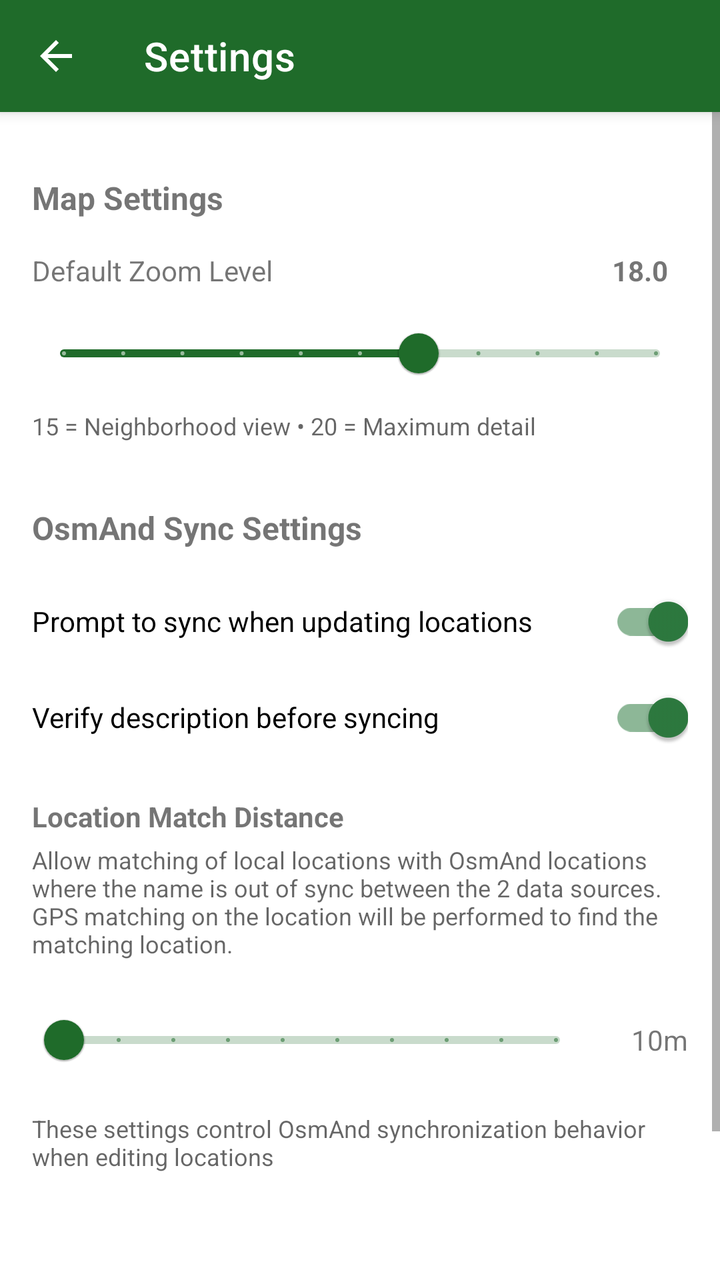
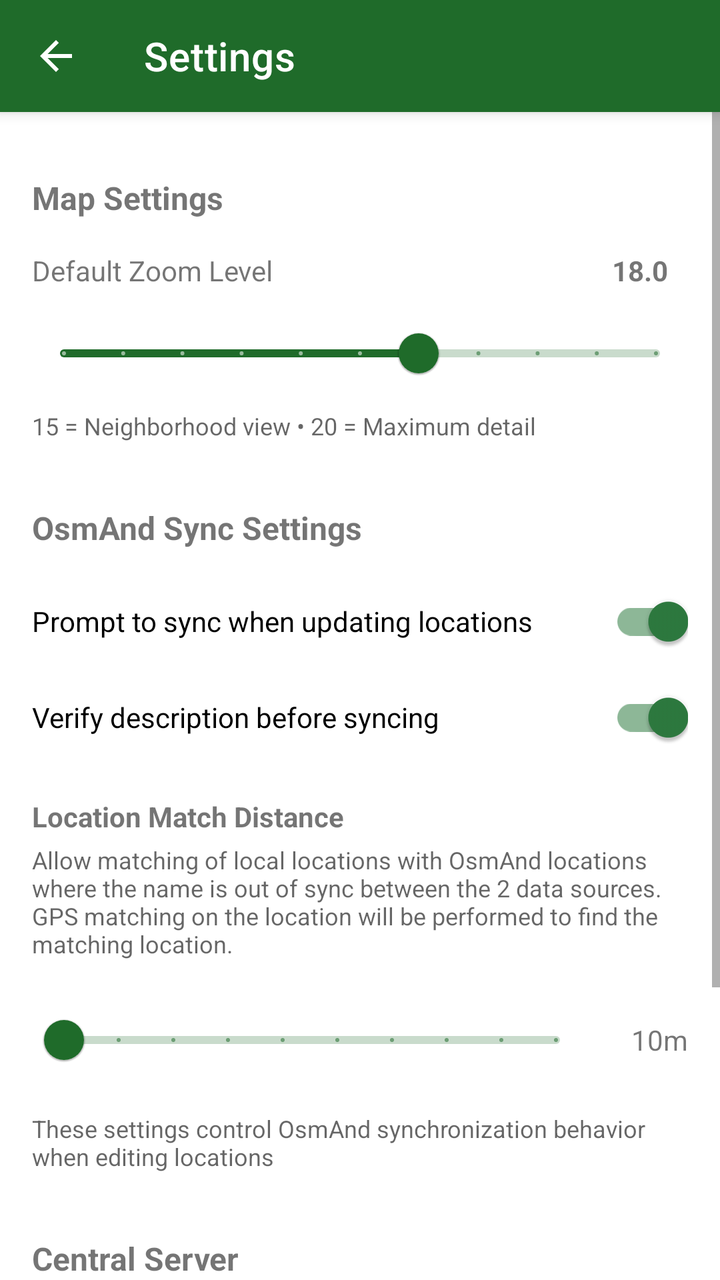

Screens rendered from an Android XML layout before and after an edit, with the pre-edit source and the edit as a unified diff.
<!-- AndroidManifest.xml: application theme Theme.PEVPlugShare -->
<!-- res/layout/activity_settings.xml -->
<?xml version="1.0" encoding="utf-8"?>
<LinearLayout xmlns:android="http://schemas.android.com/apk/res/android"
    xmlns:app="http://schemas.android.com/apk/res-auto"
    android:layout_width="match_parent"
    android:layout_height="match_parent"
    android:orientation="vertical"
    android:fitsSystemWindows="true">

    
    <com.google.android.material.appbar.MaterialToolbar
        android:id="@+id/toolbar"
        android:layout_width="match_parent"
        android:layout_height="?attr/actionBarSize"
        android:background="?attr/colorPrimary"
        android:elevation="4dp"
        app:navigationIcon="@drawable/ic_back"
        app:title="Settings"
        app:titleTextColor="@android:color/white" />

    <ScrollView
        android:layout_width="match_parent"
        android:layout_height="match_parent">

        <LinearLayout
            android:layout_width="match_parent"
            android:layout_height="wrap_content"
            android:orientation="vertical"
            android:padding="16dp">

            
        <LinearLayout
            android:layout_width="match_parent"
            android:layout_height="wrap_content"
            android:orientation="vertical"
            android:paddingTop="16dp"
            android:paddingBottom="16dp">

            <TextView
                android:layout_width="match_parent"
                android:layout_height="wrap_content"
                android:text="Map Settings"
                android:textSize="16sp"
                android:textStyle="bold"
                android:paddingBottom="8dp" />

            <LinearLayout
                android:layout_width="match_parent"
                android:layout_height="wrap_content"
                android:orientation="horizontal"
                android:gravity="center_vertical"
                android:paddingVertical="8dp">

                <TextView
                    android:layout_width="0dp"
                    android:layout_height="wrap_content"
                    android:layout_weight="1"
                    android:text="Default Zoom Level"
                    android:textSize="14sp" />

                <TextView
                    android:id="@+id/zoomLevelValue"
                    android:layout_width="wrap_content"
                    android:layout_height="wrap_content"
                    android:text="18.0"
                    android:textSize="14sp"
                    android:textStyle="bold"
                    android:minWidth="48dp"
                    android:gravity="center" />
            </LinearLayout>

            <com.google.android.material.slider.Slider
                android:id="@+id/zoomLevelSlider"
                android:layout_width="match_parent"
                android:layout_height="wrap_content"
                android:valueFrom="15.0"
                android:valueTo="20.0"
                android:value="18.0"
                android:stepSize="0.5" />

            <TextView
                android:layout_width="match_parent"
                android:layout_height="wrap_content"
                android:text="15 = Neighborhood view • 20 = Maximum detail"
                android:textSize="12sp"
                android:textColor="?android:textColorSecondary"
                android:paddingTop="4dp" />
        </LinearLayout>

        
        <LinearLayout
            android:layout_width="match_parent"
            android:layout_height="wrap_content"
            android:orientation="vertical"
            android:paddingTop="16dp"
            android:paddingBottom="16dp">

            <TextView
                android:layout_width="match_parent"
                android:layout_height="wrap_content"
                android:text="OsmAnd Sync Settings"
                android:textSize="16sp"
                android:textStyle="bold"
                android:paddingBottom="12dp" />

            <com.google.android.material.switchmaterial.SwitchMaterial
                android:id="@+id/switchPromptOsmandSync"
                android:layout_width="match_parent"
                android:layout_height="wrap_content"
                android:text="Prompt to sync when updating locations"
                android:checked="true"
                android:paddingVertical="8dp" />

            <com.google.android.material.switchmaterial.SwitchMaterial
                android:id="@+id/switchVerifyDescription"
                android:layout_width="match_parent"
                android:layout_height="wrap_content"
                android:text="Verify description before syncing"
                android:checked="true"
                android:paddingVertical="8dp" />

            
            <TextView
                android:layout_width="match_parent"
                android:layout_height="wrap_content"
                android:text="Location Match Distance"
                android:textSize="14sp"
                android:textStyle="bold"
                android:paddingTop="16dp"
                android:paddingBottom="4dp" />

            <TextView
                android:layout_width="match_parent"
                android:layout_height="wrap_content"
                android:text="Allow matching of local locations with OsmAnd locations where the name is out of sync between the 2 data sources. GPS matching on the location will be performed to find the matching location."
                android:textSize="12sp"
                android:textColor="?android:textColorSecondary"
                android:paddingBottom="8dp" />

            <LinearLayout
                android:layout_width="match_parent"
                android:layout_height="wrap_content"
                android:orientation="horizontal"
                android:gravity="center_vertical"
                android:paddingVertical="8dp">

                <com.google.android.material.slider.Slider
                    android:id="@+id/osmandMatchDistanceSlider"
                    android:layout_width="0dp"
                    android:layout_height="wrap_content"
                    android:layout_weight="1"
                    android:valueFrom="10"
                    android:valueTo="100"
                    android:stepSize="10"
                    android:value="10" />

                <TextView
                    android:id="@+id/osmandMatchDistanceValue"
                    android:layout_width="wrap_content"
                    android:layout_height="wrap_content"
                    android:text="10m"
                    android:textSize="14sp"
                    android:minWidth="50dp"
                    android:gravity="end"
                    android:paddingStart="8dp" />
            </LinearLayout>

            <TextView
                android:layout_width="match_parent"
                android:layout_height="wrap_content"
                android:text="These settings control OsmAnd synchronization behavior when editing locations"
                android:textSize="12sp"
                android:textColor="?android:textColorSecondary"
                android:paddingTop="4dp" />
        </LinearLayout>

        
        <ProgressBar
            android:id="@+id/loadingProgressBar"
            android:layout_width="wrap_content"
            android:layout_height="wrap_content"
            android:layout_gravity="center"
            android:layout_marginVertical="16dp"
            android:visibility="gone" />

        <TextView
            android:id="@+id/statusMessage"
            android:layout_width="match_parent"
            android:layout_height="wrap_content"
            android:text=""
            android:textSize="14sp"
            android:paddingVertical="8dp"
            android:gravity="center" />

        
        <LinearLayout
            android:id="@+id/bottomButtons"
            android:layout_width="match_parent"
            android:layout_height="wrap_content"
            android:orientation="horizontal"
            android:layout_marginTop="24dp"
            android:visibility="visible">

            <com.google.android.material.button.MaterialButton
                android:id="@+id/saveSettingsButton"
                android:layout_width="0dp"
                android:layout_height="wrap_content"
                android:layout_weight="1"
                android:layout_marginEnd="8dp"
                android:text="Save"
                style="@style/Widget.MaterialComponents.Button" />

            <com.google.android.material.button.MaterialButton
                android:id="@+id/resetButton"
                android:layout_width="0dp"
                android:layout_height="wrap_content"
                android:layout_weight="1"
                android:text="Reset"
                style="@style/Widget.MaterialComponents.Button.OutlinedButton" />
        </LinearLayout>

    </LinearLayout>
    </ScrollView>
</LinearLayout>
<!-- resources referenced by this layout -->
<resources>
  <!-- drawable ic_back (drawable) -->
  <vector xmlns:android="http://schemas.android.com/apk/res/android"
      android:width="24dp"
      android:height="24dp"
      android:viewportWidth="24"
      android:viewportHeight="24">
      <path
          android:fillColor="@android:color/white"
          android:pathData="M20,11H7.83l5.59,-5.59L12,4l-8,8 8,8 1.41,-1.41L7.83,13H20v-2z"/>
  </vector>
  <style name="Theme.PEVPlugShare" parent="Theme.MaterialComponents.Light.NoActionBar">
          <item name="colorPrimary">@color/md_theme_primary</item>
          <item name="colorSecondary">@color/md_theme_secondary</item>
          <item name="colorError">@color/md_theme_error</item>
      </style>
  <color name="md_theme_primary">#1f6b2a</color>
  <color name="md_theme_secondary">#2d7a3f</color>
  <color name="md_theme_error">#c00000</color>
</resources>

<!-- the commit's change to res/layout/activity_settings.xml (unified diff, before → after) -->
@@ -174,6 +174,90 @@
         </LinearLayout>
 
         
+        <LinearLayout
+            android:layout_width="match_parent"
+            android:layout_height="wrap_content"
+            android:orientation="vertical"
+            android:paddingTop="16dp"
+            android:paddingBottom="16dp">
+
+            <TextView
+                android:layout_width="match_parent"
+                android:layout_height="wrap_content"
+                android:text="Central Server"
+                android:textSize="16sp"
+                android:textStyle="bold"
+                android:paddingBottom="8dp" />
+
+            
+            <LinearLayout
+                android:id="@+id/serverDisconnectedSection"
+                android:layout_width="match_parent"
+                android:layout_height="wrap_content"
+                android:orientation="horizontal"
+                android:gravity="center_vertical"
+                android:visibility="visible">
+
+                <TextView
+                    android:layout_width="0dp"
+                    android:layout_height="wrap_content"
+                    android:layout_weight="1"
+                    android:text="Not connected"
+                    android:textSize="14sp"
+                    android:textColor="?android:textColorSecondary" />
+
+                <com.google.android.material.button.MaterialButton
+                    android:id="@+id/connectServerButton"
+                    android:layout_width="wrap_content"
+                    android:layout_height="wrap_content"
+                    android:text="Connect Server"
+                    style="@style/Widget.Material3.Button.OutlinedButton" />
+
+            </LinearLayout>
+
+            
+            <LinearLayout
+                android:id="@+id/serverConnectedSection"
+                android:layout_width="match_parent"
+                android:layout_height="wrap_content"
+                android:orientation="vertical"
+                android:visibility="gone">
+
+                <TextView
+                    android:id="@+id/serverConnectedEmail"
+                    android:layout_width="match_parent"
+                    android:layout_height="wrap_content"
+                    android:textSize="14sp"
+                    android:paddingBottom="8dp" />
+
+                <LinearLayout
+                    android:layout_width="match_parent"
+                    android:layout_height="wrap_content"
+                    android:orientation="horizontal">
+
+                    <com.google.android.material.button.MaterialButton
+                        android:id="@+id/manageServerButton"
+                        android:layout_width="0dp"
+                        android:layout_height="wrap_content"
+                        android:layout_weight="1"
+                        android:layout_marginEnd="8dp"
+                        android:text="Manage Server"
+                        style="@style/Widget.Material3.Button.OutlinedButton" />
+
+                    <com.google.android.material.button.MaterialButton
+                        android:id="@+id/syncLocationsButton"
+                        android:layout_width="0dp"
+                        android:layout_height="wrap_content"
+                        android:layout_weight="1"
+                        android:text="Sync Locations" />
+
+                </LinearLayout>
+
+            </LinearLayout>
+
+        </LinearLayout>
+
+        
         <ProgressBar
             android:id="@+id/loadingProgressBar"
             android:layout_width="wrap_content"
